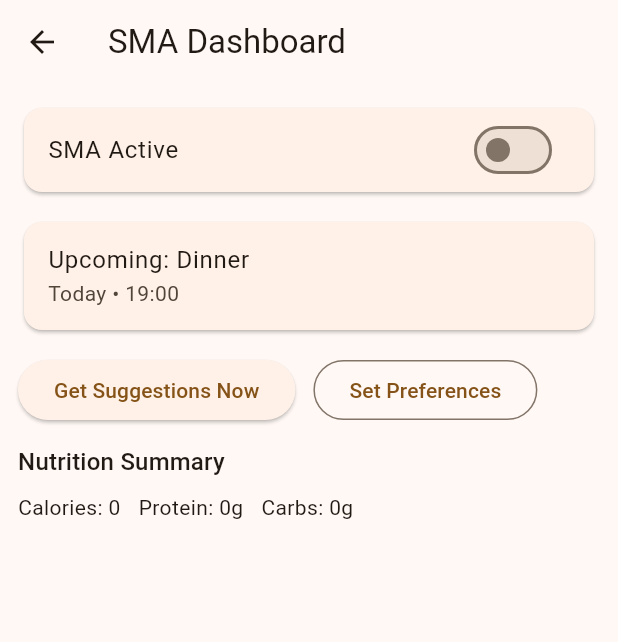
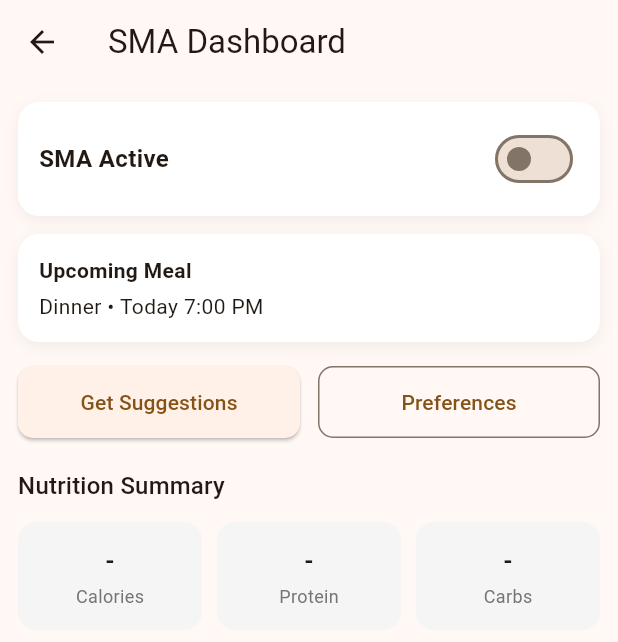
Before and after one commit to Reranko05/SEPM_SMA, a Flutter app: the SMADashboard screen opened directly, on a phone screen of 412 x 824 dp. Shown: the top 642 px of the screen. Run offline on Flutter 3.47's test engine with Material 3 defaults, Android fonts, the phone set to English and light mode, and no system bars; our stand-ins replace flutter_local_notifications, shared_preferences, timezone; missing offline and left inert: android_alarm_manager_plus, android_intent_plus; accounts and stored records are empty.

Commit message:
Add SMA Dashboard UI

```diff
--- a/frontend/lib/screens/sma_dashboard.dart
+++ b/frontend/lib/screens/sma_dashboard.dart
@@ -19,42 +19,67 @@ class _SMADashboardState extends State<SMADashboard> {
     final auth = Provider.of<AuthProvider>(context);
 
     return Scaffold(
-      appBar: AppBar(title: const Text('SMA Dashboard')),
+      appBar: AppBar(
+        title: const Text('SMA Dashboard'),
+      ),
       body: Padding(
         padding: const EdgeInsets.all(12),
-        child: Column(
-          crossAxisAlignment: CrossAxisAlignment.start,
+        child: ListView(
           children: [
-            Card(
-              child: ListTile(
-                title: const Text('SMA Active'),
-                trailing: Switch(
+            // 🔥 SMA TOGGLE CARD
+            _sectionCard(
+              child: Row(
+                mainAxisAlignment: MainAxisAlignment.spaceBetween,
+                children: [
+                  const Text(
+                    'SMA Active',
+                    style: TextStyle(fontSize: 16, fontWeight: FontWeight.w600),
+                  ),
+                  Switch(
                     value: pref.smaActive,
                     onChanged: (v) => pref.setSmaActive(v),
                   ),
-              ),
-            ),
-            const SizedBox(height: 12),
-
-            const Card(
-              child: ListTile(
-                title: Text('Upcoming: Dinner'),
-                subtitle: Text('Today • 19:00'),
+                ],
               ),
             ),
 
             const SizedBox(height: 12),
 
-            Wrap(
-              spacing: 12,
-              runSpacing: 8,
+            // 🔥 UPCOMING MEAL
+            _sectionCard(
+              child: Column(
+                crossAxisAlignment: CrossAxisAlignment.start,
+                children: const [
+                  Text(
+                    'Upcoming Meal',
+                    style: TextStyle(fontWeight: FontWeight.bold),
+                  ),
+                  SizedBox(height: 4),
+                  Text('Dinner • Today 7:00 PM'),
+                ],
+              ),
+            ),
+
+            const SizedBox(height: 16),
+
+            // 🔥 ACTION BUTTONS
+            Row(
               children: [
-                ElevatedButton(
+                Expanded(
+                  child: ElevatedButton(
+                    style: ElevatedButton.styleFrom(
+                      padding: const EdgeInsets.symmetric(vertical: 14),
+                      shape: RoundedRectangleBorder(
+                        borderRadius: BorderRadius.circular(10),
+                      ),
+                    ),
                     onPressed: () async {
                       if (auth.username == null || auth.username!.isEmpty) {
                         if (!mounted) return;
                         ScaffoldMessenger.of(context).showSnackBar(
-                        const SnackBar(content: Text('Please log in to get suggestions')),
+                          const SnackBar(
+                            content: Text('Please log in to get suggestions'),
+                          ),
                         );
                         return;
                       }
@@ -63,41 +88,94 @@ class _SMADashboardState extends State<SMADashboard> {
                         await rec.fetchRecommendation(auth.username!);
 
                         if (!mounted) return;
-
                         Navigator.pushNamed(context, '/recommendation');
                       } catch (e) {
                         if (!mounted) return;
-
                         ScaffoldMessenger.of(context).showSnackBar(
-                        SnackBar(content: Text('Failed to fetch suggestions: $e')),
+                          SnackBar(content: Text('Failed: $e')),
                         );
                       }
                     },
-                  child: const Text('Get Suggestions Now'),
+                    child: const Text('Get Suggestions'),
                   ),
-
-                OutlinedButton(
-                  onPressed: () => Navigator.pushNamed(context, '/preferences'),
-                  child: const Text('Set Preferences'),
+                ),
+                const SizedBox(width: 12),
+                Expanded(
+                  child: OutlinedButton(
+                    style: OutlinedButton.styleFrom(
+                      padding: const EdgeInsets.symmetric(vertical: 14),
+                      shape: RoundedRectangleBorder(
+                        borderRadius: BorderRadius.circular(10),
+                      ),
+                    ),
+                    onPressed: () =>
+                        Navigator.pushNamed(context, '/preferences'),
+                    child: const Text('Preferences'),
+                  ),
                 ),
               ],
             ),
 
-            const SizedBox(height: 12),
+            const SizedBox(height: 20),
 
+            // 🔥 NUTRITION HEADER
             Text(
               'Nutrition Summary',
               style: Theme.of(context).textTheme.titleMedium,
             ),
 
-            const SizedBox(height: 8),
+            const SizedBox(height: 12),
 
-            const Wrap(
-              spacing: 12,
+            // 🔥 NUTRITION CARDS
+            Row(
               children: [
-                Text('Calories: 0'),
-                Text('Protein: 0g'),
-                Text('Carbs: 0g'),
+                Expanded(
+                  child: Builder(builder: (context) {
+                    final prefsProv = Provider.of<PreferencesProvider>(context, listen: false);
+                    final auth = Provider.of<AuthProvider>(context, listen: false);
+                    final future = (auth.username != null) ? prefsProv.getPreferences(auth.username!) : Future.value(null);
+                    return FutureBuilder<dynamic>(
+                      future: future,
+                      builder: (c, snap) {
+                        final p = snap.data;
+                        final calories = (p != null && p.calorieLimit != null) ? '${p.calorieLimit}' : '-';
+                        return _StatCard(title: 'Calories', value: calories);
+                      },
+                    );
+                  }),
+                ),
+                const SizedBox(width: 10),
+                Expanded(
+                  child: Builder(builder: (context) {
+                    final prefsProv = Provider.of<PreferencesProvider>(context, listen: false);
+                    final auth = Provider.of<AuthProvider>(context, listen: false);
+                    final future = (auth.username != null) ? prefsProv.getPreferences(auth.username!) : Future.value(null);
+                    return FutureBuilder<dynamic>(
+                      future: future,
+                      builder: (c, snap) {
+                        final p = snap.data;
+                        final protein = (p != null && p.proteinGoalGrams != null) ? '${p.proteinGoalGrams}g' : '-';
+                        return _StatCard(title: 'Protein', value: protein);
+                      },
+                    );
+                  }),
+                ),
+                const SizedBox(width: 10),
+                Expanded(
+                  child: Builder(builder: (context) {
+                    final prefsProv = Provider.of<PreferencesProvider>(context, listen: false);
+                    final auth = Provider.of<AuthProvider>(context, listen: false);
+                    final future = (auth.username != null) ? prefsProv.getPreferences(auth.username!) : Future.value(null);
+                    return FutureBuilder<dynamic>(
+                      future: future,
+                      builder: (c, snap) {
+                        final p = snap.data;
+                        final carbs = (p != null && p.carbsLimitGrams != null) ? '${p.carbsLimitGrams}g' : '-';
+                        return _StatCard(title: 'Carbs', value: carbs);
+                      },
+                    );
+                  }),
+                ),
               ],
             ),
           ],
@@ -105,4 +183,63 @@ class _SMADashboardState extends State<SMADashboard> {
       ),
     );
   }
+
+  // 🔥 Reusable section card
+  Widget _sectionCard({required Widget child}) {
+    return Container(
+      padding: const EdgeInsets.all(14),
+      decoration: BoxDecoration(
+        color: Colors.white,
+        borderRadius: BorderRadius.circular(14),
+        boxShadow: [
+          BoxShadow(
+            color: Colors.black.withOpacity(0.05),
+            blurRadius: 8,
+            offset: const Offset(0, 3),
+          )
+        ],
+      ),
+      child: child,
+    );
   }
+}
+
+// 🔥 Small stat card
+class _StatCard extends StatelessWidget {
+  final String title;
+  final String value;
+
+  const _StatCard({required this.title, required this.value});
+
+  @override
+  Widget build(BuildContext context) {
+    return Expanded(
+      child: Container(
+        padding: const EdgeInsets.symmetric(vertical: 14),
+        decoration: BoxDecoration(
+          color: Colors.grey.shade100,
+          borderRadius: BorderRadius.circular(12),
+        ),
+        child: Column(
+          children: [
+            Text(
+              value,
+              style: const TextStyle(
+                fontWeight: FontWeight.bold,
+                fontSize: 16,
+              ),
+            ),
+            const SizedBox(height: 4),
+            Text(
+              title,
+              style: TextStyle(
+                fontSize: 12,
+                color: Colors.grey.shade600,
+              ),
+            ),
+          ],
+        ),
+      ),
+    );
+  }
+}
```
Lines whose indentation alone changed are shown as unchanged.
